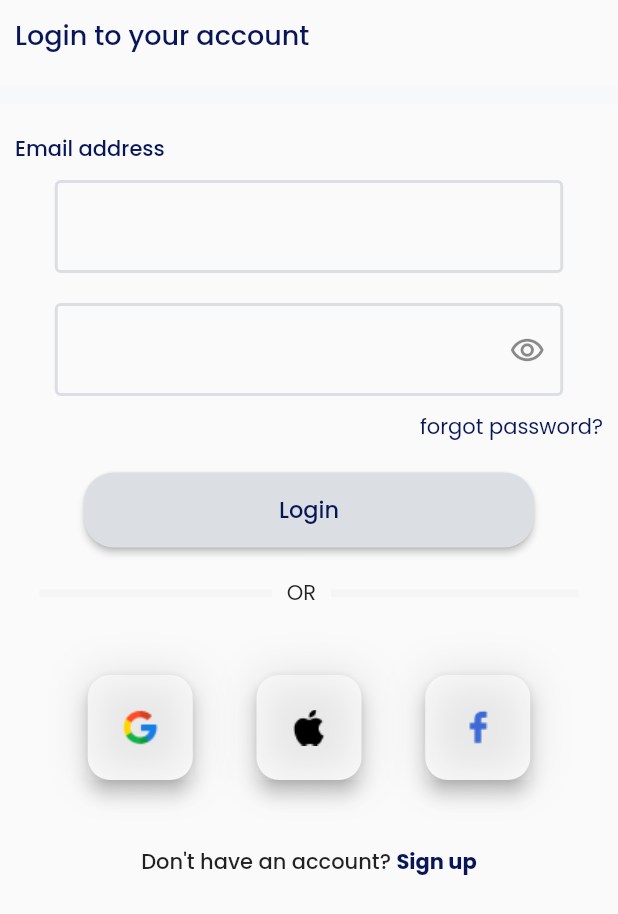
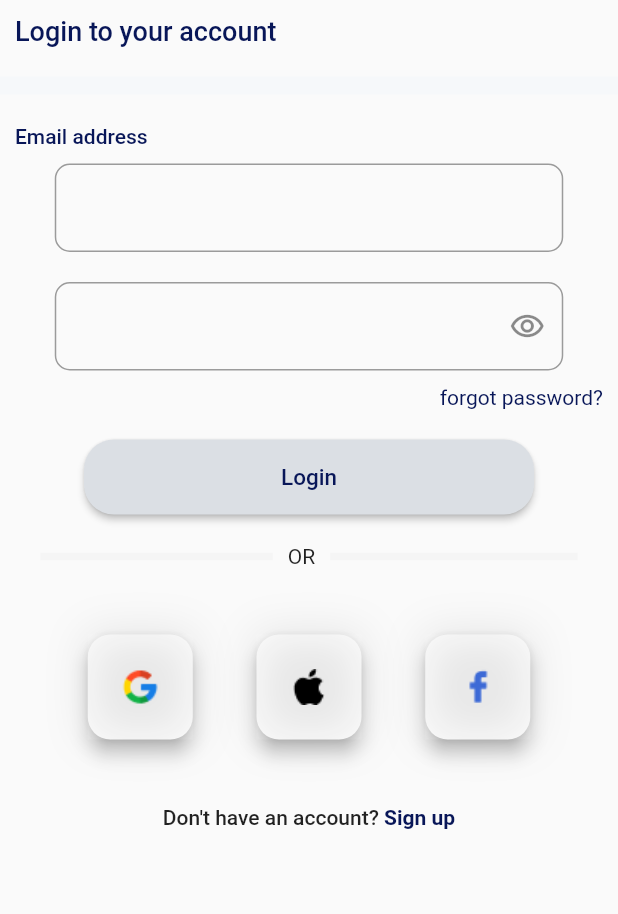
Before and after one commit to emjaycodes/GadgetZ, a Flutter app: the screen it shows after launch, after a tap on "Get Started", on a phone screen of 412 x 824 dp. Shown: the top 914 px of the screen. Run offline on Flutter 3.47's test engine with Material 2 defaults, Android fonts, the phone set to English and light mode, and no system bars; our stand-ins replace bloc, cloud_firestore, email_validator, equatable, firebase_auth, firebase_core and 9 more; missing offline and left inert: flutter_paystack; accounts and stored records are empty.

Commit message:
working on light and dark mode

```diff
--- /dev/null
+++ b/lib/blocs/cubit/theme_cubit.dart
@@ -0,0 +1,20 @@
+import 'package:bloc/bloc.dart';
+import 'package:equatable/equatable.dart';
+import 'package:flutter/material.dart';
+
+part 'theme_state.dart';
+
+
+class ThemeModeState {
+  final ThemeMode themeMode;
+  ThemeModeState(this.themeMode);
+}
+
+
+class ThemeCubit extends Cubit<ThemeModeState> {
+  ThemeCubit() : super(ThemeModeState(ThemeMode.light));
+
+  void  toggleTheme(){
+    emit(ThemeModeState(state.themeMode == ThemeMode.light? ThemeMode.dark :ThemeMode.light));
+  }
+}
--- a/lib/main.dart
+++ b/lib/main.dart
@@ -4,6 +4,7 @@ import 'package:flutter_bloc/flutter_bloc.dart';
 import 'package:google_fonts/google_fonts.dart';
 import 'package:oga_bassey/blocs/auth_bloc/authentication_bloc.dart';
 import 'package:oga_bassey/blocs/cart_bloc/cart_bloc.dart';
+import 'package:oga_bassey/blocs/cubit/theme_cubit.dart';
 import 'package:oga_bassey/blocs/like_product_bloc/like_product_bloc.dart';
 import 'package:oga_bassey/blocs/location_bloc/location_bloc.dart';
 import 'package:oga_bassey/blocs/payment_bloc/payment_bloc.dart';
@@ -20,6 +21,8 @@ import 'package:oga_bassey/screens/new_password/new_password.dart';
 import 'package:oga_bassey/screens/product_screen/product_screen.dart';
 import 'package:oga_bassey/screens/signup_screen.dart';
 import 'package:oga_bassey/screens/splash/IntroScreen.dart';
+import 'package:oga_bassey/services/push_notification.dart';
+import 'package:oga_bassey/theme/app_theme.dart';
 import 'blocs/product_bloc/product_bloc.dart';
 import 'firebase_options.dart';
 
@@ -28,6 +31,7 @@ void main() async {
   await Firebase.initializeApp(
     options: DefaultFirebaseOptions.currentPlatform,
   );
+  await FirebasePushNotification().initNotifications();
 
   runApp(
     MultiBlocProvider(
@@ -50,6 +54,9 @@ void main() async {
         BlocProvider(
           create: (context) => PaymentBloc(),
         ),
+        BlocProvider(
+          create: (context) => ThemeCubit(),
+        ),
       ],
       child: const MyApp(),
     ),
@@ -62,25 +69,29 @@ class MyApp extends StatelessWidget {
   // This widget is the root of your application.
   @override
   Widget build(BuildContext context) {
+    return BlocBuilder<ThemeCubit, ThemeModeState>(
+      builder: (context, state) {
+        final appTheme = state.themeMode == ThemeMode.light
+            ? AppTheme.lightTheme
+            : AppTheme.darkTheme;
         return MaterialApp(
           title: 'GADGETZ',
           debugShowCheckedModeBanner: false,
-      theme: ThemeData(
-        primaryColor: kprimaryColor,
-        fontFamily: GoogleFonts.poppins().fontFamily,
-        //inputTextField Style
-        inputDecorationTheme: const InputDecorationTheme(
-          enabledBorder: OutlineInputBorder(
-              borderSide: BorderSide(width: 2, color: Color(0xFFDBDFE4))),
-          focusedBorder: OutlineInputBorder(
-            borderSide: BorderSide(color: kprimaryColor),
-          ),
-        ),
-      ),
-      // TODO: Pay attention to the navigation stack. Splash screen should be under
-      // login screen. When you move to Sign up screen, login screen should be replaced with
-      // sign up screen. When you finally move to home screen, Nothing should be under.
-      // Using a StreamBuilder is not the best way.
+          themeMode: state.themeMode,
+          theme: appTheme,
+          // ThemeData(
+          //   primaryColor: kprimaryColor,
+          //   fontFamily: GoogleFonts.poppins().fontFamily,
+          //   //inputTextField Style
+          //   inputDecorationTheme: const InputDecorationTheme(
+          //     enabledBorder: OutlineInputBorder(
+          //         borderSide: BorderSide(width: 2, color: Color(0xFFDBDFE4))),
+          //     focusedBorder: OutlineInputBorder(
+          //       borderSide: BorderSide(color: kprimaryColor),
+          //     ),
+          //   ),
+          // ),
+          darkTheme: AppTheme.darkTheme,
           initialRoute: AuthenticationFlowScreen.id,
           routes: {
             IntroScreen.id: (context) => const IntroScreen(),
@@ -89,11 +100,14 @@ class MyApp extends StatelessWidget {
             NewPasswordScreen.id: (context) => const NewPasswordScreen(),
             HomeScreen.id: (context) => const HomeScreen(),
             ProductScreen.id: (context) => const ProductScreen(),
-        AuthenticationFlowScreen.id: (context) => const AuthenticationFlowScreen(),
+            AuthenticationFlowScreen.id: (context) =>
+                const AuthenticationFlowScreen(),
             LoginScreen.id: (context) => const LoginScreen(),
             SignupBody.id: (context) => const SignupBody(),
-        FavouriteScreen.id:(context) => const FavouriteScreen(),
-        CartScreen.id: (context)=>  const CartScreen(),
+            FavouriteScreen.id: (context) => const FavouriteScreen(),
+            CartScreen.id: (context) => const CartScreen(),
+          },
+        );
       },
     );
   }
--- a/lib/screens/checkout_screen.dart
+++ b/lib/screens/checkout_screen.dart
@@ -93,7 +93,9 @@ class _CheckoutScreenState extends State<CheckoutScreen> {
             ],
           ),
           const Spacer(),
-          CheckoutButton(buttonText: 'Pay', ontap: (){
+          CheckoutButton(
+            buttonText: 'Pay',
+            ontap: (){
             final user = FirebaseAuth.instance.currentUser;
             final userEmail = user?.email!;
             final totalCartPrice = widget.totalCartPrice;
--- /dev/null
+++ b/lib/services/push_notification.dart
@@ -0,0 +1,37 @@
+// push notification
+import 'package:firebase_messaging/firebase_messaging.dart';
+
+Future<void> handleBackgroundMessage(RemoteMessage message)async{
+  print('Title: ${message.notification?.title}');
+  print('Body: ${message.notification?.body}');
+  print('Paload: ${message.data}');
+}
+
+class FirebasePushNotification {
+  final _firebaseMessaging = FirebaseMessaging.instance;
+
+  Future<void> initNotifications()async{
+    await _firebaseMessaging.requestPermission();
+    final FCMTtoken = await _firebaseMessaging.getToken();
+    print(FCMTtoken);
+    print('object');
+    // FirebaseMessaging.onBackgroundMessage((message) => handleBackgroundMessage(message));
+}
+  Future<void> sendOrderInRouteNotification(String userEmail, String location) async {
+    // Construct the notification message
+    final message = RemoteMessage(
+      data: {
+        'title': 'Order in Route',
+        'body': 'Your order is on its way to $location.',
+      },
+      notification: RemoteNotification(
+        title: 'Order in Route',
+        body: 'Your order is on its way to $location.',
+      ),
+    );
+
+    // Send the message
+    await _firebaseMessaging.sendMessage();
+  }
+
+  }
--- /dev/null
+++ b/lib/theme/app_theme.dart
@@ -0,0 +1,50 @@
+import 'package:flutter/material.dart';
+import 'package:google_fonts/google_fonts.dart';
+import 'package:oga_bassey/constants.dart';
+
+class AppTheme {
+
+  static final lightTheme = ThemeData(
+    colorScheme: ColorScheme.light(
+      primary: kprimaryColor
+    )
+    // primaryColor: kprimaryColor,
+    // hintColor: ksecondaryColor,
+    // fontFamily: GoogleFonts.poppins().fontFamily,
+    // //inputTextField Style
+    // inputDecorationTheme: const InputDecorationTheme(
+    //   enabledBorder: OutlineInputBorder(
+    //       borderSide: BorderSide(width: 2, color: Color(0xFFDBDFE4))),
+    //   focusedBorder: OutlineInputBorder(
+    //     borderSide: BorderSide(color: kprimaryColor),
+    //   ),
+    // ),
+
+    // ... other light mode colors and settings
+  );
+
+  static final darkTheme = ThemeData(
+    colorScheme: ColorScheme.dark(
+      primary: ktertiaryColor
+    )
+    // primaryColor: kprimaryColor,
+    // hintColor: ksecondaryColor,
+    // ... other dark mode colors and settings
+  );
+
+  // static Color getPrimaryColor(BuildContext context) {
+  //   final Brightness brightness = MediaQuery.of(context).platformBrightness;
+  //   final bool isDark = brightness == Brightness.dark;
+
+  //   return isDark ? darkTheme.primaryColor : lightTheme.primaryColor;
+  // }
+
+  // static Color getSecondaryColor(BuildContext context) {
+  //   final Brightness brightness = MediaQuery.of(context).platformBrightness;
+  //   final bool isDark = brightness == Brightness.dark;
+
+  //   return isDark ? darkTheme.hintColor : lightTheme.hintColor;
+  // }
+
+  // ... other color getters
+}
--- a/pubspec.yaml
+++ b/pubspec.yaml
@@ -49,6 +49,7 @@ dependencies:
   geolocator: ^9.0.2
   geocoding: ^2.1.0
   flutter_paystack: ^1.0.7
+  firebase_messaging: ^14.6.5
   # flutter_facebook_auth: ^5.0.8
 
 
```
Also changed, not shown: lib/blocs/cubit/theme_state.dart (added, +11 -0 lines), lib/blocs/payment_bloc/payment_bloc.dart (+23 -0 lines), lib/blocs/payment_bloc/payment_event.dart (+7 -0 lines), lib/components/product_container.dart (+23 -7 lines), lib/models/push_noti.dart (added, +8 -0 lines), lib/screens/home/components/home_screen_body.dart (+19 -2 lines), lib/screens/home/home_screen.dart (+12 -7 lines), pubspec.lock, 2 other files. Lines whose indentation alone changed are shown as unchanged.
